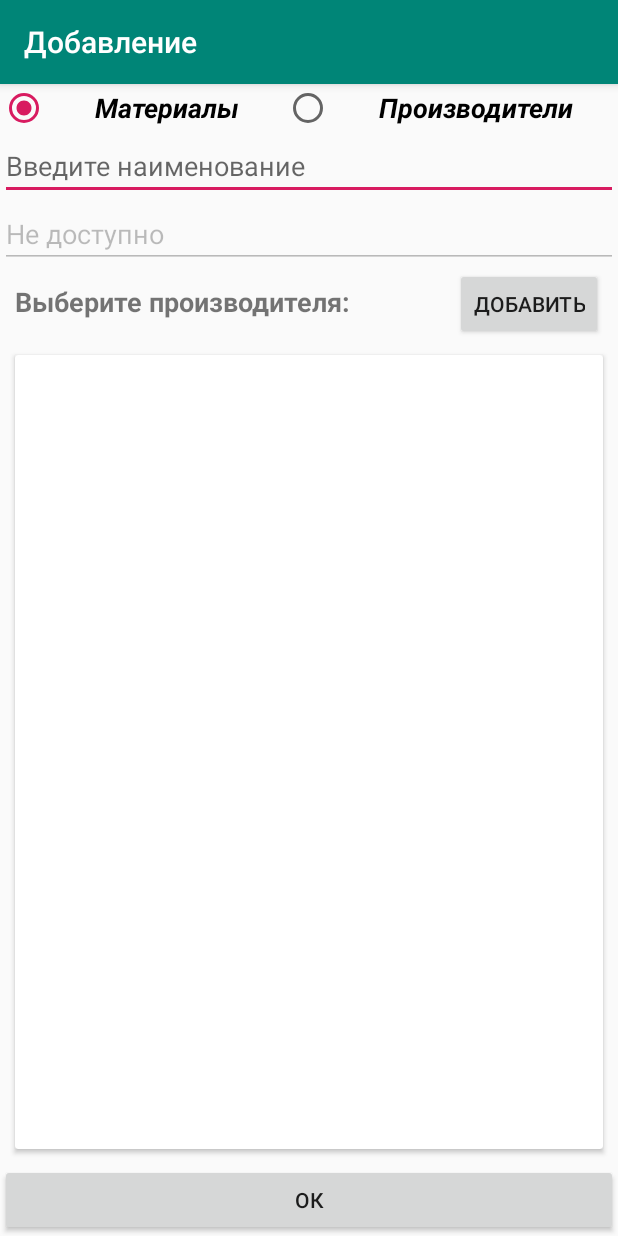
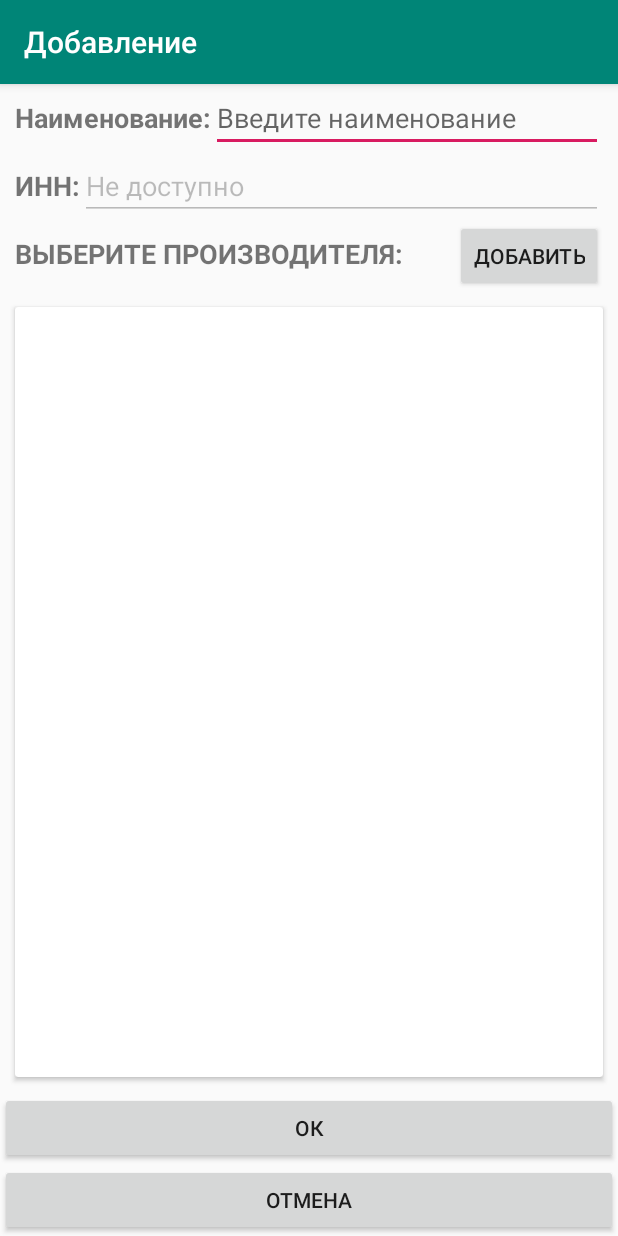
Before and after one commit to Sashabuilov/MyVendorsApp, an Android app: the addActivity screen opened directly, with no data from a screen before it, on a phone screen of 412 x 824 dp. Run offline under Robolectric (Android 15) with nearby library versions, the phone set to English and light mode, and no system bars; 2 statements that could not run were skipped.

Commit message:
Начало работ по добавлению людей в матералах

```diff
--- a/app/src/main/AndroidManifest.xml
+++ b/app/src/main/AndroidManifest.xml
@@ -21,6 +21,7 @@
         <activity android:name=".detailsActivity" />
         <activity android:name=".selectionScreenActivity" />
         <activity android:name=".editActivity" />
+        <activity android:name=".addAdvanceActivity" />
     </application>
 
 </manifest>
--- a/app/src/main/java/com/builov/myvendorsapp/addActivity.java
+++ b/app/src/main/java/com/builov/myvendorsapp/addActivity.java
@@ -5,18 +5,20 @@ import android.os.Bundle;
 import android.support.v7.app.AppCompatActivity;
 import android.view.View;
 import android.widget.Button;
-import android.widget.CompoundButton;
 import android.widget.EditText;
-import android.widget.RadioButton;
+import android.widget.ListView;
+import android.widget.TextView;
+import android.widget.Toast;
 
 public class addActivity extends AppCompatActivity {
     Button add;
-    RadioButton rbMater;
-    RadioButton rbManuf;
+    Button btn_add_advance;
+    Button btn_cancel;
     EditText etName;
     EditText etINN;
-    EditText etchange;
     String rb="1";
+    TextView tv_Choise;
+    ListView addListView;
 
     @Override
     protected void onCreate(Bundle savedInstanceState) {
@@ -24,23 +26,32 @@ public class addActivity extends AppCompatActivity {
         setContentView(R.layout.activity_add_new);
         initUI();
         setTitle("Добавление");
-        rbMater.isChecked();
         etINN.setEnabled(false);
         etINN.setText("Не доступно");
+        rb = this.getIntent().getStringExtra("rb");
 
-        rbMater.setOnCheckedChangeListener(new CompoundButton.OnCheckedChangeListener() {
+        if (rb.equals("1")) {
+            etINN.setEnabled(false);
+            etINN.setText("Не доступно");
+            setTitle("МАТЕРИАЛЫ");
+        }
+
+        if (rb.equals("2")){
+            etINN.setEnabled(true);
+            etINN.setText("");
+            setTitle("ПРОИЗВОДИТЕЛИ");
+            tv_Choise.setText("ВЫБЕРИТЕ МАТЕРИАЛ");
+        }
+
+        btn_add_advance.setOnClickListener(new View.OnClickListener() {
             @Override
-            public void onCheckedChanged(CompoundButton
-                                                 buttonView, boolean isChecked) {
-                if (rbMater.isChecked()) {
-                    etINN.setEnabled(false);rb="1";
-                    etINN.setText("Не доступно");
-                } else {
-                    etINN.setEnabled(true);rb="2";
-                    etINN.setText("");
-                }
+            public void onClick(View v) {
+                Toast.makeText(getApplicationContext(),"Кнопка ДОБАВИТЬ",Toast.LENGTH_SHORT).show();
+
             }
         });
+
+
         add.setOnClickListener(new View.OnClickListener() {
             @Override
             public void onClick(View v) {
@@ -52,14 +63,23 @@ public class addActivity extends AppCompatActivity {
                 finish();
             }
         });
+
+        btn_cancel.setOnClickListener(new View.OnClickListener() {
+            @Override
+            public void onClick(View v) {
+                setResult(RESULT_OK, null);
+                finish();
+            }
+        });
     }
 
     public void initUI() {
-        rbManuf = findViewById(R.id.rbManuf);
-        rbMater = findViewById(R.id.rbMater);
         etName = findViewById(R.id.etName);
         etINN = findViewById(R.id.etInn);
-        //etchange = findViewById(R.id.etMan);
         add = findViewById(R.id.button_add_new);
+        btn_add_advance =findViewById(R.id.button_add);
+        btn_cancel=findViewById(R.id.btn_add_cancel);
+        tv_Choise=findViewById(R.id.tv_Choise);
+        addListView = findViewById(R.id.addListView);
     }
 }
--- a/app/src/main/java/com/builov/myvendorsapp/database/getDataActivity.java
+++ b/app/src/main/java/com/builov/myvendorsapp/database/getDataActivity.java
@@ -27,7 +27,7 @@ public class getDataActivity {
         Cursor cursor = database.rawQuery(query, null);
 
 
-        //получаем длину таблицы
+        //получаем длину таблицы и ее содержимое
         long rowCount;
         rowCount = DatabaseUtils.queryNumEntries(database, tables);
 
--- a/app/src/main/res/layout/activity_add_new.xml
+++ b/app/src/main/res/layout/activity_add_new.xml
@@ -12,43 +12,24 @@
         android:orientation="vertical">
 
         <LinearLayout
-            android:id="@+id/topHolder"
-            android:layout_width="match_parent"
-            android:layout_height="wrap_content"
-            android:orientation="horizontal">
-
-            <RadioGroup
             android:layout_width="match_parent"
             android:layout_height="match_parent"
-                android:orientation="horizontal">
-
-                <RadioButton
-                    android:id="@+id/rbMater"
-                    android:layout_width="wrap_content"
-                    android:layout_height="wrap_content"
-                    android:layout_weight="1"
-                    android:checked="true"
-                    android:text="Материалы"
-                    android:textAlignment="center"
-                    android:textSize="18sp"
-                    android:textStyle="bold|italic" />
-
-                <RadioButton
-                    android:id="@+id/rbManuf"
-                    android:layout_width="wrap_content"
-                    android:layout_height="wrap_content"
-                    android:layout_weight="1"
-                    android:text="Производители"
-                    android:textAlignment="center"
-                    android:textSize="18sp"
-                    android:textStyle="bold|italic" />
-            </RadioGroup>
-        </LinearLayout>
+            android:orientation="vertical">
 
             <LinearLayout
                 android:layout_width="match_parent"
-            android:layout_height="match_parent"
-            android:orientation="vertical">
+                android:layout_height="wrap_content"
+                android:layout_marginStart="10dp"
+                android:layout_marginEnd="10dp"
+                android:orientation="horizontal">
+
+                <TextView
+                    android:id="@+id/textView5"
+                    android:layout_width="wrap_content"
+                    android:layout_height="wrap_content"
+                    android:text="Наименование:"
+                    android:textSize="18sp"
+                    android:textStyle="bold" />
 
                 <EditText
                     android:id="@+id/etName"
@@ -57,6 +38,22 @@
                     android:ems="10"
                     android:hint="Введите наименование"
                     android:inputType="textPersonName" />
+            </LinearLayout>
+
+            <LinearLayout
+                android:layout_width="match_parent"
+                android:layout_height="wrap_content"
+                android:layout_marginStart="10dp"
+                android:layout_marginEnd="10dp"
+                android:orientation="horizontal">
+
+                <TextView
+                    android:id="@+id/textView6"
+                    android:layout_width="wrap_content"
+                    android:layout_height="wrap_content"
+                    android:text="ИНН:"
+                    android:textSize="18sp"
+                    android:textStyle="bold" />
 
                 <EditText
                     android:id="@+id/etInn"
@@ -65,6 +62,7 @@
                     android:ems="10"
                     android:hint="Введите ИНН"
                     android:inputType="number" />
+            </LinearLayout>
 
             <LinearLayout
                 android:layout_width="match_parent"
@@ -83,7 +81,7 @@
                         android:layout_width="wrap_content"
                         android:layout_height="wrap_content"
                         android:layout_weight="1"
-                        android:text="Выберите производителя:"
+                        android:text="ВЫБЕРИТЕ ПРОИЗВОДИТЕЛЯ:"
                         android:textSize="18sp"
                         android:textStyle="bold" />
 
@@ -108,6 +106,7 @@
                         app:layout_constraintTop_toTopOf="parent">
 
                         <ListView
+                            android:id="@+id/addListView"
                             android:layout_width="match_parent"
                             android:layout_height="match_parent" />
                     </android.support.v7.widget.CardView>
@@ -117,9 +116,18 @@
                         android:layout_width="match_parent"
                         android:layout_height="wrap_content"
                         android:text="ОК"
-                        app:layout_constraintBottom_toBottomOf="parent"
+                        app:layout_constraintBottom_toTopOf="@id/btn_add_cancel"
                         app:layout_constraintEnd_toEndOf="parent"
                         app:layout_constraintStart_toStartOf="parent" />
+
+                    <Button
+                        android:id="@+id/btn_add_cancel"
+                        android:layout_width="0dp"
+                        android:layout_height="wrap_content"
+                        android:text="ОТМЕНА"
+                        app:layout_constraintBottom_toBottomOf="parent"
+                        app:layout_constraintLeft_toLeftOf="parent"
+                        app:layout_constraintRight_toRightOf="parent" />
 
                 </android.support.constraint.ConstraintLayout>
 
```
Also changed, not shown: app/src/main/java/com/builov/myvendorsapp/MainActivity.java (+38 -21 lines), app/src/main/java/com/builov/myvendorsapp/addAdvanceActivity.java (added, +41 -0 lines), app/src/main/java/com/builov/myvendorsapp/database/sqlQuery.java (+6 -7 lines), app/src/main/java/com/builov/myvendorsapp/editActivity.java (+47 -7 lines), 1 other file. Lines whose indentation alone changed are shown as unchanged.
